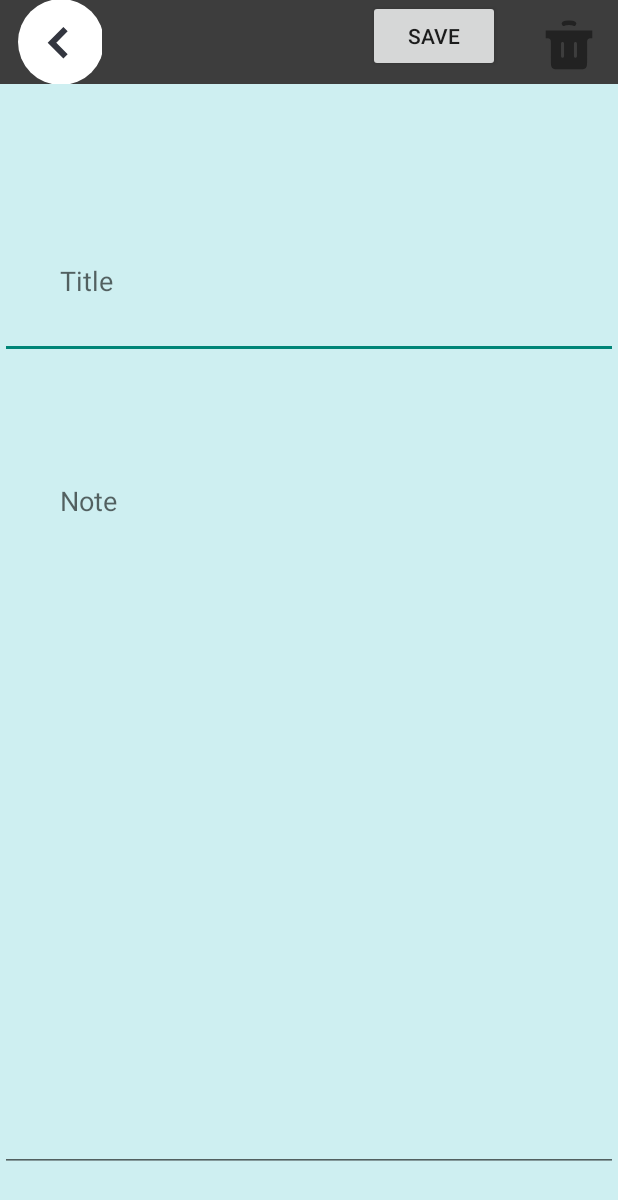
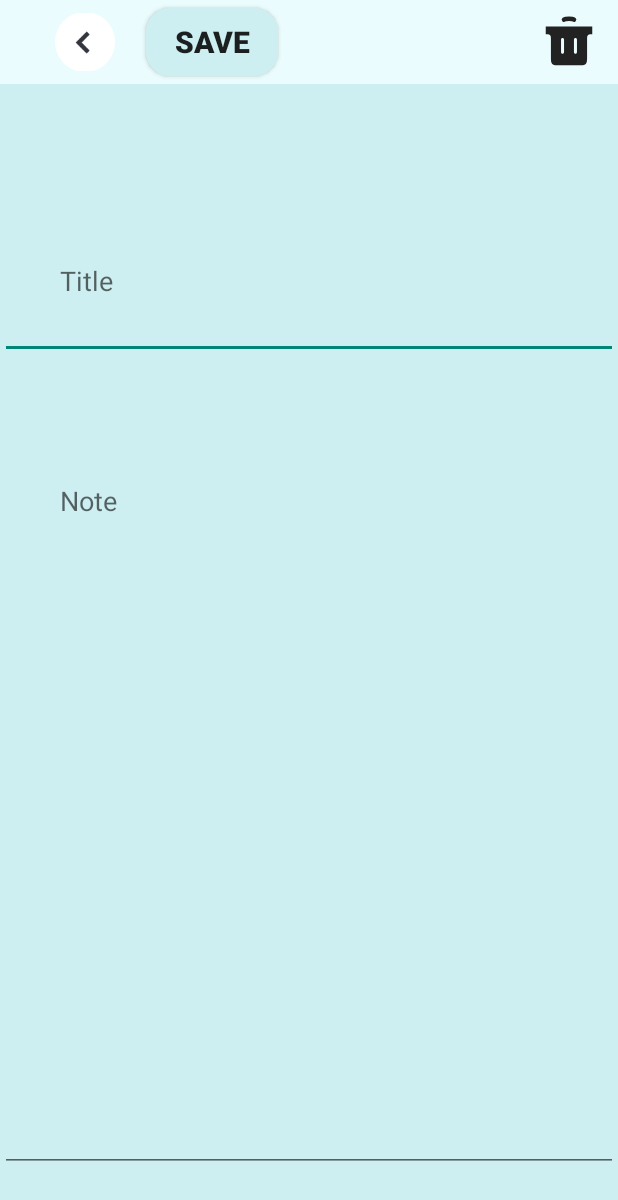
Before and after one commit to TomTFSG/Challenge_2_, an Android app: the layout fragment_edit.xml on its own in the app's theme, with its tools: preview values and no code run, on a phone screen of 412 x 824 dp. Shown: the top 1200 px of the screen. Run offline under Robolectric (Android 15) with nearby library versions, the phone set to English and light mode, and no system bars.

Commit message:
appbar e appbar2

```diff
--- /dev/null
+++ b/app/src/main/res/drawable/search_shape.xml
@@ -0,0 +1,5 @@
+<?xml version="1.0" encoding="utf-8"?>
+<shape xmlns:android="http://schemas.android.com/apk/res/android" android:shape="rectangle">
+<stroke android:color="#CEEFF1" android:width="2dp"></stroke>
+    <corners android:radius="70dp"></corners>
+</shape>
--- /dev/null
+++ b/app/src/main/res/layout/appbar2.xml
@@ -0,0 +1,64 @@
+<?xml version="1.0" encoding="utf-8"?>
+<androidx.appcompat.widget.Toolbar xmlns:android="http://schemas.android.com/apk/res/android"
+    xmlns:app="http://schemas.android.com/apk/res-auto"
+    xmlns:tools="http://schemas.android.com/tools"
+    android:id="@+id/appbar2"
+    android:layout_width="match_parent"
+    android:layout_height="?attr/actionBarSize"
+    android:minHeight="?attr/actionBarSize"
+    android:background="#EAFCFD"
+    android:theme="?attr/actionBarTheme"
+    >
+
+    <androidx.constraintlayout.widget.ConstraintLayout
+        android:id="@+id/relativeLayout"
+        android:layout_width="match_parent"
+        android:layout_height="wrap_content">
+
+
+        <Button
+            android:id="@+id/back"
+            style="@android:style/Widget.Material.Light.Button.Borderless.Small"
+            android:layout_width="wrap_content"
+            android:layout_height="wrap_content"
+            android:drawableLeft="@drawable/back"
+            android:scaleX="0.7"
+            android:scaleY="0.7"
+            android:shadowColor="#00FFFFFF"
+            android:text=""
+            app:layout_constraintStart_toStartOf="parent"
+            app:layout_constraintTop_toTopOf="parent" />
+
+        <Button
+            android:id="@+id/save"
+            android:layout_width="wrap_content"
+            android:layout_height="0dp"
+            android:background="@drawable/button_log"
+            android:text="SAVE"
+            android:layout_marginTop="5dp"
+            android:layout_marginBottom="5dp"
+            android:textAlignment="center"
+            android:textSize="20sp"
+            android:textStyle="bold"
+            app:layout_constraintBottom_toBottomOf="parent"
+            app:layout_constraintEnd_toStartOf="@+id/apagar"
+            app:layout_constraintHorizontal_bias="0.0"
+            app:layout_constraintStart_toEndOf="@+id/back"
+            app:layout_constraintTop_toTopOf="parent" />
+
+        <Button
+            android:id="@+id/apagar"
+            style="@android:style/Widget.Material.Light.Button.Borderless.Small"
+            android:layout_width="wrap_content"
+            android:layout_height="wrap_content"
+
+            android:drawableEnd="@drawable/lixo"
+            android:shadowColor="#00FFFFFF"
+            android:text=""
+            app:layout_constraintBottom_toBottomOf="parent"
+            app:layout_constraintEnd_toEndOf="parent"
+            app:layout_constraintTop_toTopOf="parent"
+            app:layout_constraintVertical_bias="0.0" />
+
+    </androidx.constraintlayout.widget.ConstraintLayout>
+</androidx.appcompat.widget.Toolbar>
--- a/app/src/main/res/layout/fragment_edit.xml
+++ b/app/src/main/res/layout/fragment_edit.xml
@@ -8,32 +8,11 @@
     tools:context=".Frag.Edit">
 
     <include
-        layout="@layout/appbar"
-        tools:layout_editor_absoluteX="-88dp"
-        tools:layout_editor_absoluteY="16dp" />
+        android:id="@+id/include"
+        layout="@layout/appbar2"
+        app:layout_constraintTop_toTopOf="parent"
+        />
 
-    <Button
-        android:id="@+id/back"
-        style="@android:style/Widget.Material.Light.Button.Borderless.Small"
-        android:layout_width="68dp"
-        android:layout_height="56dp"
-        android:drawableLeft="@drawable/back"
-        android:shadowColor="#00FFFFFF"
-        android:text=""
-        app:layout_constraintStart_toStartOf="parent"
-        app:layout_constraintTop_toTopOf="parent" />
-
-    <Button
-        android:id="@+id/apagar"
-        style="@android:style/Widget.Material.Light.Button.Borderless.Small"
-        android:layout_width="wrap_content"
-        android:layout_height="wrap_content"
-
-        android:drawableEnd="@drawable/lixo"
-        android:shadowColor="#00FFFFFF"
-        android:text=""
-        app:layout_constraintEnd_toEndOf="parent"
-        app:layout_constraintTop_toTopOf="parent" />
 
     <EditText
         android:id="@+id/title_box"
@@ -64,13 +43,6 @@
         app:layout_constraintStart_toStartOf="parent"
         app:layout_constraintTop_toBottomOf="@+id/title_box" />
 
-    <Button
-        android:id="@+id/save"
-        android:layout_width="wrap_content"
-        android:layout_height="wrap_content"
-        android:layout_marginEnd="13dp"
-        android:text="SAVE"
-        app:layout_constraintEnd_toStartOf="@+id/apagar"
-        app:layout_constraintTop_toTopOf="parent" />
+
 
 </androidx.constraintlayout.widget.ConstraintLayout>
```
Also changed, not shown: app/src/main/res/drawable/search.xml (added, +17 -0 lines), app/src/main/res/layout/appbar.xml (+59 -0 lines), app/src/main/res/layout/fragment_list.xml (+8 -42 lines).
